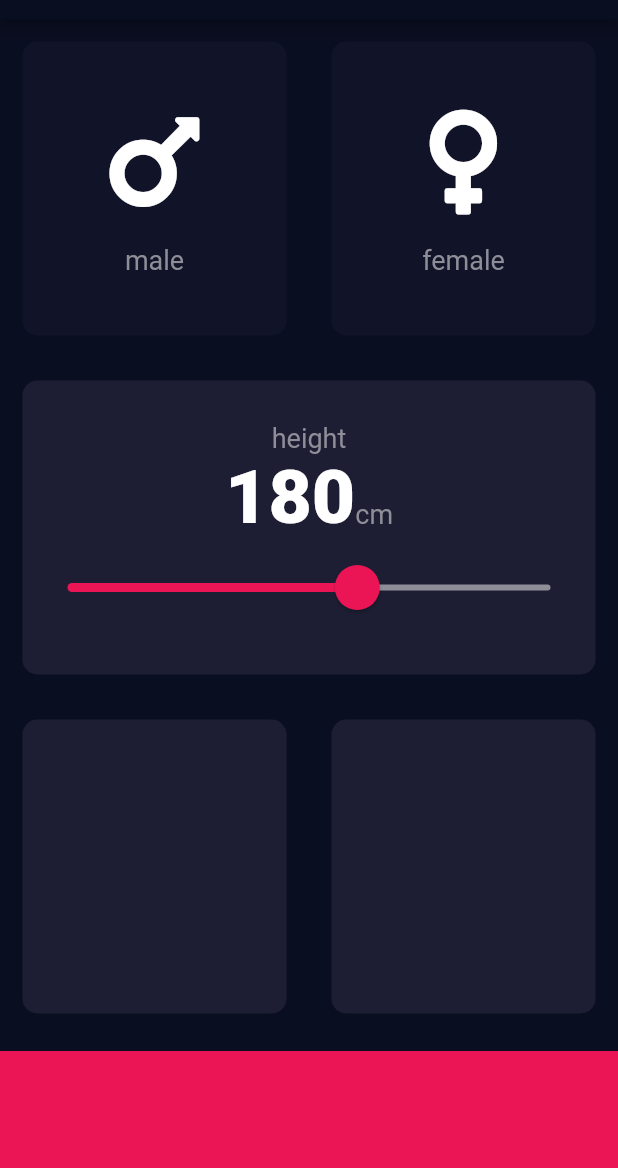
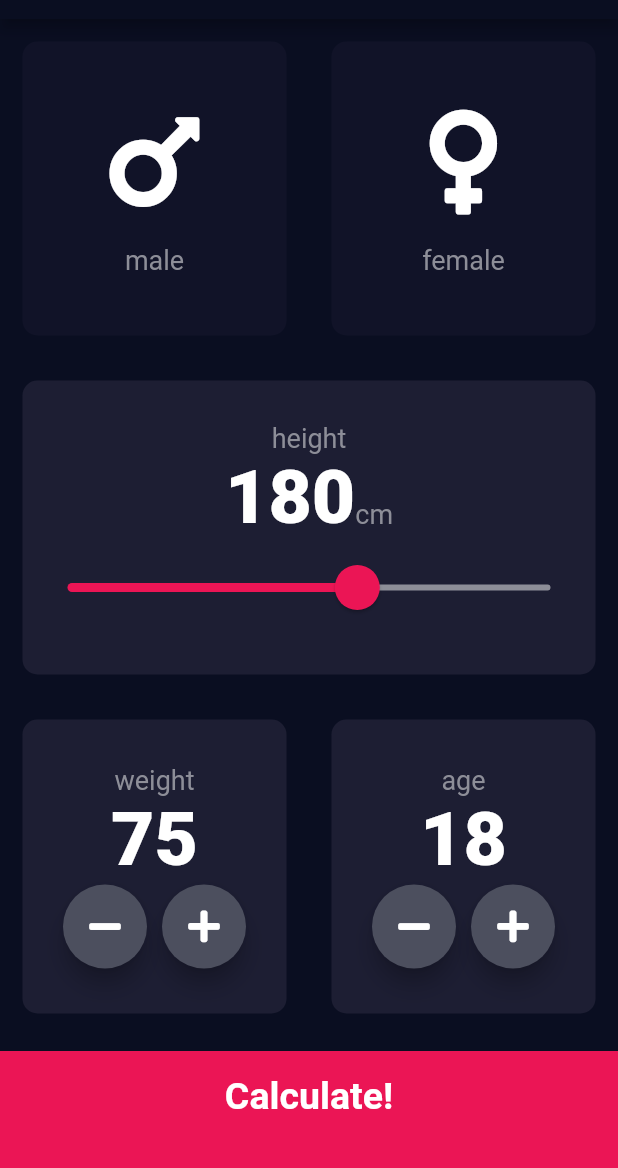
Before and after one commit to SalehG91/BMICalculator, a Flutter app: the screen it shows after launch, on a phone screen of 412 x 824 dp, the part 65-1233 px from its top. Run offline on Flutter 3.47's test engine with Material 2 defaults, Android fonts, the phone set to English and light mode, and no system bars; our stand-ins replace font_awesome_flutter.

Commit message:
app finished

```diff
--- /dev/null
+++ b/lib/calculator_brain.dart
@@ -0,0 +1,34 @@
+import 'dart:math';
+
+class CalculatorBrain {
+  CalculatorBrain({this.height, this.weight});
+
+  final int height;
+  final int weight;
+  double bmi;
+
+  String calcBmi() {
+    bmi = (weight / pow((height / 100), 2));
+    return bmi.toStringAsFixed(1);
+  }
+
+  String getResult() {
+    if (bmi >= 25) {
+      return 'overweight!';
+    } else if (bmi > 18.5) {
+      return 'normal';
+    } else {
+      return 'underweight';
+    }
+  }
+
+  String getComment() {
+    if (bmi >= 25) {
+      return 'you need to lose weight to become healthier';
+    } else if (bmi >= 18.5) {
+      return 'good job, you are in good shape!';
+    } else {
+      return 'you need to gain weight';
+    }
+  }
+}
--- a/lib/input_page.dart
+++ b/lib/input_page.dart
@@ -1,9 +1,11 @@
+import 'package:bmi_calculator/results_page.dart';
 import 'package:flutter/material.dart';
 import 'package:font_awesome_flutter/font_awesome_flutter.dart';
+
+import 'calculator_brain.dart';
+import 'constants.dart';
 import 'icon_content.dart';
 import 'reusable_card.dart';
-import 'constants.dart';
-
 
 class InputPage extends StatefulWidget {
   @override
@@ -11,10 +13,10 @@ class InputPage extends StatefulWidget {
 }
 
 class _InputPageState extends State<InputPage> {
-
   Gender selectedGender;
   int height = 180;
-
+  int weight = 75;
+  int age = 18;
 
   @override
   Widget build(BuildContext context) {
@@ -30,12 +32,14 @@ int height = 180;
               children: <Widget>[
                 Expanded(
                   child: new ReusableCard(
-                    onPress: (){
+                    onPress: () {
                       setState(() {
                         selectedGender = Gender.male;
                       });
                     },
-                    colour: selectedGender == Gender.male ? kActiveCardColor : kInactiveCardColor,
+                    colour: selectedGender == Gender.male
+                        ? kActiveCardColor
+                        : kInactiveCardColor,
                     cardChild: new IconContent(
                       cardIcon: FontAwesomeIcons.mars,
                       cardText: 'male',
@@ -44,12 +48,14 @@ int height = 180;
                 ),
                 Expanded(
                   child: new ReusableCard(
-                    onPress: (){
+                    onPress: () {
                       setState(() {
                         selectedGender = Gender.female;
                       });
                     },
-                    colour: selectedGender == Gender.female ? kActiveCardColor : kInactiveCardColor,
+                    colour: selectedGender == Gender.female
+                        ? kActiveCardColor
+                        : kInactiveCardColor,
                     cardChild: new IconContent(
                       cardIcon: FontAwesomeIcons.venus,
                       cardText: 'female',
@@ -60,7 +66,8 @@ int height = 180;
             ),
           ),
           Expanded(
-            child: new ReusableCard(colour: kActiveCardColor,
+            child: new ReusableCard(
+              colour: kActiveCardColor,
               cardChild: Column(
                 mainAxisAlignment: MainAxisAlignment.center,
                 children: <Widget>[
@@ -85,8 +92,10 @@ int height = 180;
                   ),
                   SliderTheme(
                     data: SliderTheme.of(context).copyWith(
-                    thumbShape: RoundSliderThumbShape(enabledThumbRadius: 15.0),
-                    overlayShape: RoundSliderOverlayShape(overlayRadius: 30.0),
+                      thumbShape:
+                          RoundSliderThumbShape(enabledThumbRadius: 15.0),
+                      overlayShape:
+                          RoundSliderOverlayShape(overlayRadius: 30.0),
                       thumbColor: Color(0xFFeb1555),
                       overlayColor: Color(0x29EB1555),
                     ),
@@ -96,7 +105,7 @@ int height = 180;
                       max: 220,
                       activeColor: Color(0xFFEB1555),
                       inactiveColor: Color(0xFF8D8E98),
-                    onChanged: (double newValue){
+                      onChanged: (double newValue) {
                         setState(() {
                           height = newValue.round();
                         });
@@ -111,21 +120,143 @@ int height = 180;
             child: Row(
               children: <Widget>[
                 Expanded(
-                  child: new ReusableCard(colour: kActiveCardColor),
+                  child: new ReusableCard(
+                    colour: kActiveCardColor,
+                    cardChild: Column(
+                      mainAxisAlignment: MainAxisAlignment.center,
+                      children: <Widget>[
+                        Text(
+                          'weight',
+                          style: kLabelText,
                         ),
-                Expanded(
-                  child: new ReusableCard(colour: kActiveCardColor),
+                        Text(
+                          weight.toString(),
+                          style: kNumberStyle,
+                        ),
+                        Row(
+                          mainAxisAlignment: MainAxisAlignment.center,
+                          children: <Widget>[
+                            RoundIconButton(
+                              icon: FontAwesomeIcons.minus,
+                              onPressed: () {
+                                setState(() {
+                                  weight--;
+                                });
+                              },
+                            ),
+                            SizedBox(
+                              width: 10.0,
+                            ),
+                            RoundIconButton(
+                              icon: FontAwesomeIcons.plus,
+                              onPressed: () {
+                                setState(() {
+                                  weight++;
+                                });
+                              },
+                            ),
+                          ],
                         ),
                       ],
                     ),
                   ),
-          Container(
+                ),
+                Expanded(
+                  child: new ReusableCard(
+                    colour: kActiveCardColor,
+                    cardChild: Column(
+                      mainAxisAlignment: MainAxisAlignment.center,
+                      children: <Widget>[
+                        Text(
+                          'age',
+                          style: kLabelText,
+                        ),
+                        Text(
+                          age.toString(),
+                          style: kNumberStyle,
+                        ),
+                        Row(
+                          mainAxisAlignment: MainAxisAlignment.center,
+                          children: <Widget>[
+                            RoundIconButton(
+                              icon: FontAwesomeIcons.minus,
+                              onPressed: () {
+                                setState(() {
+                                  age--;
+                                });
+                              },
+                            ),
+                            SizedBox(
+                              width: 10.0,
+                            ),
+                            RoundIconButton(
+                              icon: FontAwesomeIcons.plus,
+                              onPressed: () {
+                                setState(() {
+                                  age++;
+                                });
+                              },
+                            ),
+                          ],
+                        ),
+                      ],
+                    ),
+                  ),
+                ),
+              ],
+            ),
+          ),
+          GestureDetector(
+            onTap: () {
+              CalculatorBrain calc =
+                  CalculatorBrain(height: height, weight: weight);
+              Navigator.push(
+                  context,
+                  MaterialPageRoute(
+                    builder: (context) => ResultsPage(
+                      bmi: calc.calcBmi(),
+                      comment: calc.getComment(),
+                      result: calc.getResult(),
+                    ),
+                  ));
+            },
+            child: Container(
               color: kBottomContainerColor,
               height: kBottomContainerHeight,
               margin: EdgeInsets.only(top: 10.0),
+              padding: EdgeInsets.only(bottom: 20.0),
+              child: Center(
+                child: Text(
+                  'Calculate!',
+                  style: kLargeButtonStyle,
+                ),
+              ),
+            ),
           ),
         ],
       ),
     );
   }
 }
+
+class RoundIconButton extends StatelessWidget {
+  final IconData icon;
+  final Function onPressed;
+
+  RoundIconButton({@required this.icon, @required this.onPressed});
+
+  @override
+  Widget build(BuildContext context) {
+    return RawMaterialButton(
+      onPressed: onPressed,
+      fillColor: Color(0xFF4C4f5E),
+      shape: CircleBorder(),
+      child: Icon(icon),
+      elevation: 6.0,
+      constraints: BoxConstraints.tightFor(
+        width: 56.0,
+        height: 56.0,
+      ),
+    );
+  }
+}
```
Also changed, not shown: lib/constants.dart (+28 -2 lines), lib/results_page.dart (added, +80 -0 lines), lib/main.dart (line endings or trailing spaces). Lines whose indentation alone changed are shown as unchanged.
